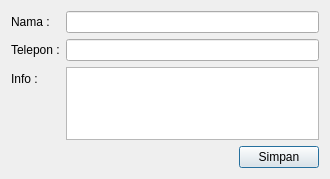
Before: the Qt Designer form src/ui/addkonsumen.ui in AyahnaSyahid/Printex-KaosPolos, drawn with Qt 5.
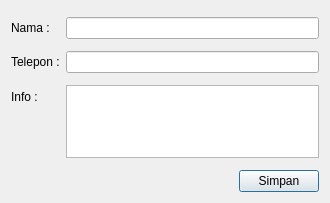
After: the same form once the commit is applied.

```diff
--- a/src/ui/addkonsumen.ui
+++ b/src/ui/addkonsumen.ui
@@ -7,7 +7,7 @@
     <x>0</x>
     <y>0</y>
     <width>330</width>
-    <height>179</height>
+    <height>203</height>
    </rect>
   </property>
   <property name="windowTitle">
```
